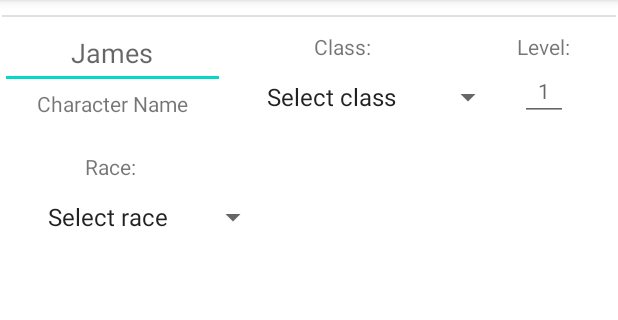
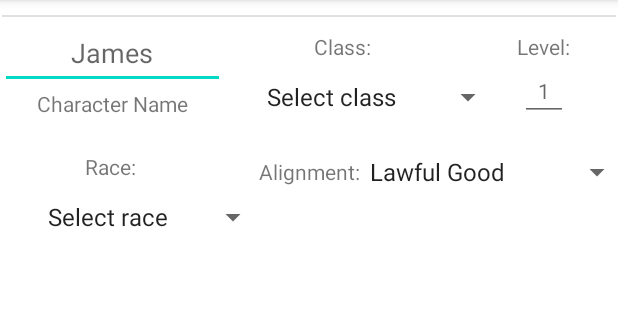
Before and after one commit to Kelsoadam/Final-Year-Project, an Android app: the MainActivity screen opened directly, with no data from a screen before it, on a phone screen of 412 x 824 dp, the part 84-404 px from its top. Run offline under Robolectric (Android 15) with nearby library versions, the phone set to English and light mode, and no system bars.

Commit message:
added layout for alignment and dropdown

```diff
--- a/Mobile App/ProjectApp/app/src/main/AndroidManifest.xml
+++ b/Mobile App/ProjectApp/app/src/main/AndroidManifest.xml
@@ -21,15 +21,18 @@
 
         <activity
             android:name=".MainActivity"
-            android:exported="false" />
+            android:exported="false"
+            android:screenOrientation="portrait"/>
         <activity
             android:name=".DiceRollerActivity"
             android:configChanges="orientation"
-            android:exported="false" />
+            android:exported="false"
+            android:screenOrientation="portrait"/>
         <activity
             android:name=".DashboardActivity"
             android:configChanges="orientation"
-            android:exported="true"/>
+            android:exported="true"
+            android:screenOrientation="portrait"/>
     </application>
 
 </manifest>
--- a/Mobile App/ProjectApp/app/src/main/java/com/finalproject/app/MainActivity.java
+++ b/Mobile App/ProjectApp/app/src/main/java/com/finalproject/app/MainActivity.java
@@ -35,6 +35,12 @@ public class MainActivity extends DrawerBaseActivity {
         classAdapter.setDropDownViewResource(android.R.layout.simple_spinner_dropdown_item);
         classSpinner.setAdapter(classAdapter);
 
+        Spinner alignSpinner = (Spinner) findViewById(R.id.selectAlignment);
+        ArrayAdapter<String> alignAdapter = new ArrayAdapter<String>(MainActivity.this,
+                android.R.layout.simple_list_item_1, getResources().getStringArray(R.array.alignments));
+        alignAdapter.setDropDownViewResource(android.R.layout.simple_spinner_dropdown_item);
+        alignSpinner.setAdapter(alignAdapter);
+
     }
 
     public void onClick(View v){
--- a/Mobile App/ProjectApp/app/src/main/res/layout/activity_main.xml
+++ b/Mobile App/ProjectApp/app/src/main/res/layout/activity_main.xml
@@ -93,11 +93,14 @@
         android:layout_width="wrap_content"
         android:layout_height="wrap_content"
         android:text="@string/align_head"
-        tools:layout_editor_absoluteX="56dp"
-        tools:layout_editor_absoluteY="286dp" />
+        app:layout_constraintBottom_toBottomOf="parent"
+        app:layout_constraintEnd_toEndOf="parent"
+        app:layout_constraintStart_toStartOf="parent"
+        app:layout_constraintTop_toTopOf="parent"
+        app:layout_constraintVertical_bias="0.2" />
 
     <EditText
-        android:id="@+id/editTextTextPersonName3"
+        android:id="@+id/editTextCharLevel"
         android:layout_width="wrap_content"
         android:layout_height="wrap_content"
         android:ems="2"
@@ -139,4 +142,16 @@
         app:layout_constraintVertical_bias="0.0"
         tools:ignore="SpeakableTextPresentCheck" />
 
+    <Spinner
+        android:id="@+id/selectAlignment"
+        android:layout_width="wrap_content"
+        android:layout_height="wrap_content"
+        android:textAlignment="center"
+        app:layout_constraintBottom_toBottomOf="@+id/CharAlignment_Header"
+        app:layout_constraintEnd_toEndOf="parent"
+        app:layout_constraintStart_toEndOf="@+id/CharAlignment_Header"
+        app:layout_constraintTop_toTopOf="@+id/CharAlignment_Header"
+        tools:ignore="SpeakableTextPresentCheck" />
+
+
 </androidx.constraintlayout.widget.ConstraintLayout>
--- a/Mobile App/ProjectApp/app/src/main/res/values/strings.xml
+++ b/Mobile App/ProjectApp/app/src/main/res/values/strings.xml
@@ -76,6 +76,19 @@
 
     </string-array>
 
+    <string-array name="alignments">
+        <item>Lawful Good</item>
+        <item>Lawful Neutral</item>
+        <item>Lawful Evil</item>
+
+        <item>Neutral Good</item>
+        <item>True Neutral</item>
+        <item>Neutral Evil</item>
+
+        <item>Chaotic Good</item>
+        <item>Chaotic Neutral</item>
+        <item>Chaotic Evil</item>
+    </string-array>
 
 
 </resources>
```
